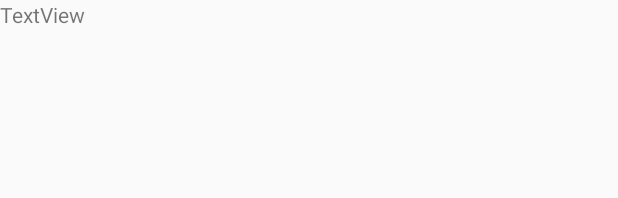
After one commit to etheetla1/myContactList, an Android app: the layout simple_item_view.xml on its own in the app's theme, with its tools: preview values and no code run, on a phone screen of 412 x 824 dp. The commit adds this screen. Shown: the top 198 px of the screen. Run offline under Robolectric (Android 15) with nearby library versions, the phone set to English and light mode, and no system bars.

Commit message:
chapter6

```diff
--- a/app/src/main/AndroidManifest.xml
+++ b/app/src/main/AndroidManifest.xml
@@ -32,6 +32,7 @@
 
                 <category android:name="android.intent.category.LAUNCHER" />
             </intent-filter>
+
         </activity>
     </application>
 
--- a/app/src/main/java/com/example/mycontactlist/ContactDBHelper.java
+++ b/app/src/main/java/com/example/mycontactlist/ContactDBHelper.java
@@ -10,6 +10,7 @@ public class ContactDBHelper extends SQLiteOpenHelper{
     private static final int DATABASE_VERSION = 1;
 
     private static final String CREATE_TABLE_CONTACT = "create table contact (_id integer primary key autoincrement," +
+            "contactname text not null, streetaddress text,"+
             "city text, state text, zipcode text," +
             "phonenumber text, cellnumber text," +
             "email text, birthday text);";
@@ -20,12 +21,12 @@ public class ContactDBHelper extends SQLiteOpenHelper{
 
     @Override
     public void onCreate(SQLiteDatabase db) {
+
         try{
             db.execSQL(CREATE_TABLE_CONTACT);
         }catch (Exception e){
         }
 
-        System.out.println("Code ran");
     }
 
     @Override
--- a/app/src/main/java/com/example/mycontactlist/MainActivity.java
+++ b/app/src/main/java/com/example/mycontactlist/MainActivity.java
@@ -153,6 +153,7 @@ public class MainActivity extends AppCompatActivity implements DatePickerDialog.
         final EditText etStreetAddress = findViewById(R.id.editAddress);
 
         etStreetAddress.addTextChangedListener(new TextWatcher() {
+
 
             @Override
             public void beforeTextChanged(CharSequence s, int start, int count, int after) {
--- /dev/null
+++ b/app/src/main/res/layout/simple_item_view.xml
@@ -0,0 +1,15 @@
+<LinearLayout xmlns:android="http://schemas.android.com/apk/res/android"
+    xmlns:app="http://schemas.android.com/apk/res-auto"
+    xmlns:tools="http://schemas.android.com/tools"
+    android:layout_width="match_parent"
+    android:layout_height="wrap_content"
+    android:orientation="horizontal">
+
+
+    <TextView
+        android:id="@+id/textViewName"
+        android:layout_width="wrap_content"
+        android:layout_height="wrap_content"
+        android:layout_weight="1"
+        android:text="TextView" />
+</LinearLayout>
```
Also changed, not shown: app/src/main/java/com/example/mycontactlist/ContactAdapter.java (added, +49 -0 lines), app/src/main/java/com/example/mycontactlist/ContactDataSource.java (+28 -6 lines), app/src/main/res/layout/activity_contact_list.xml (+16 -0 lines).
